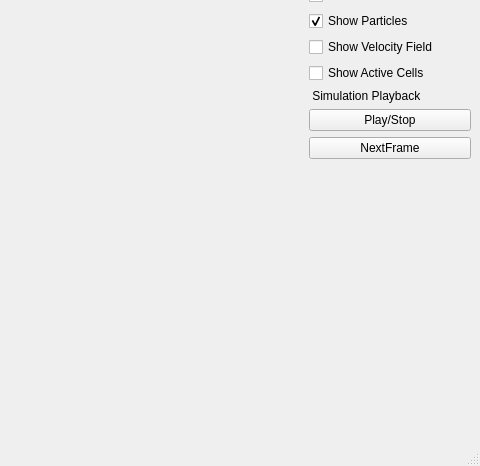
The window that mainwindow.ui (s4923233/ASE-redesign) describes before a commit, drawn with Qt 5; both pictures show x 492 to 972 and y 190 to 656 of the 972 by 656 pixel window.
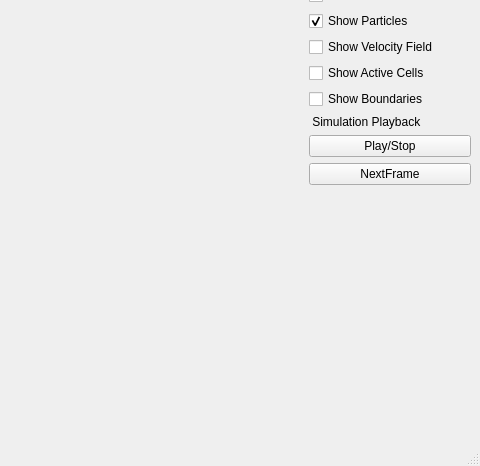
The same window after the commit.

Diff of the .ui file:
```diff
--- a/mainwindow.ui
+++ b/mainwindow.ui
@@ -117,9 +117,16 @@
           </property>
          </widget>
         </item>
+        <item row="18" column="0">
+         <widget class="QCheckBox" name="m_displayBoundaries_CkBox">
+          <property name="text">
+           <string>Show Boundaries</string>
+          </property>
+         </widget>
+        </item>
        </layout>
       </item>
-      <item row="3" column="0">
+      <item row="4" column="0">
        <layout class="QGridLayout" name="m_menuBottom_grd">
         <item row="1" column="0">
          <widget class="QPushButton" name="m_playStop_Btn">
```
Left out of the diff: 124 changed lines with no effect on the pictures.
